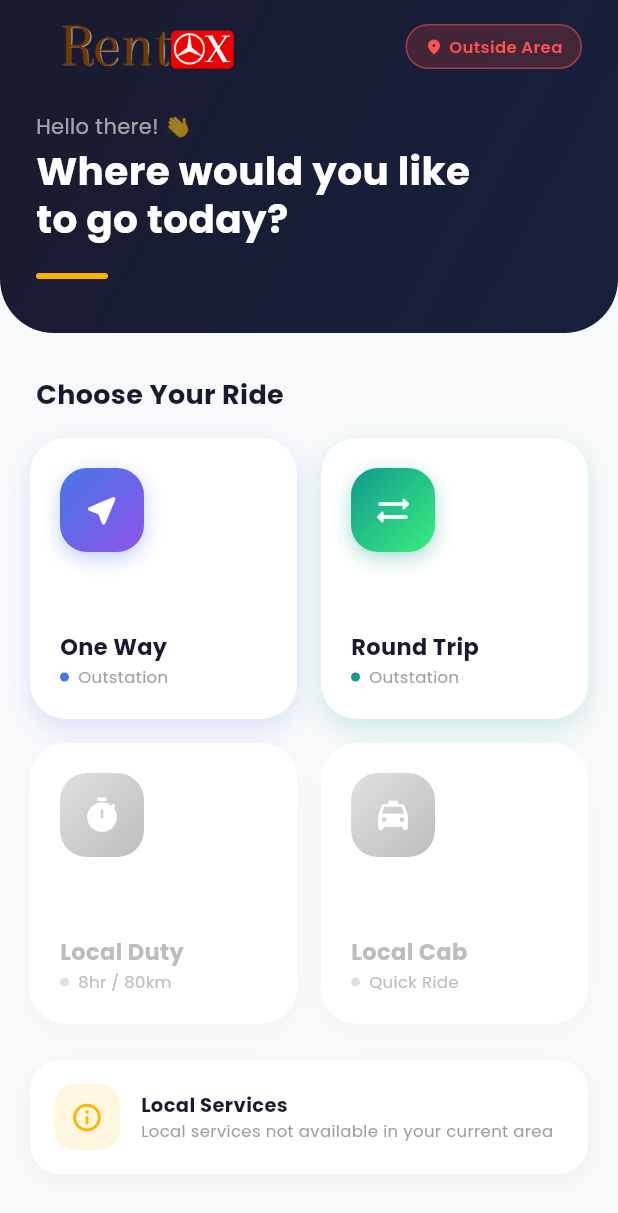
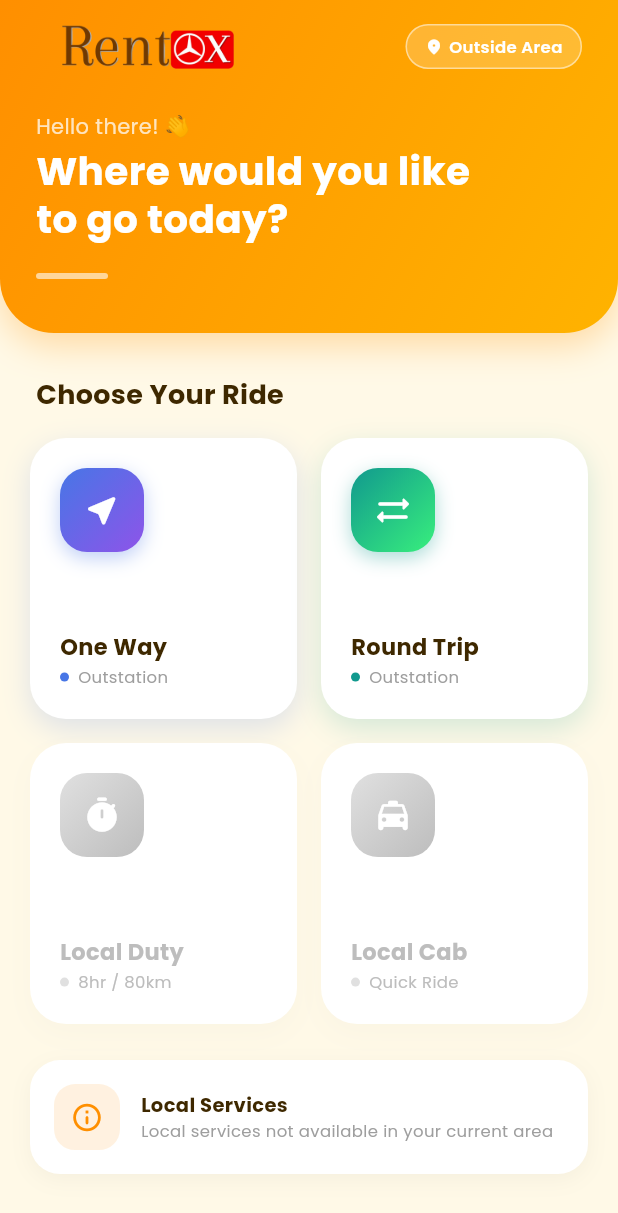
Before and after one commit to aiwheelsinfo-wq/flutteragni_car_rental_app, a Flutter app: the TripSelectionPage screen opened directly, on a phone screen of 412 x 824 dp. Shown: the top 1213 px of the screen. Run offline on Flutter 3.47's test engine with Material 3 defaults, Android fonts, the phone set to English and light mode, and no system bars; our stand-ins replace auto_size_text, cached_network_image, carousel_slider, confetti, firebase_core, firebase_messaging and 13 more; missing offline and left inert: flutter_polyline_points, google_place, razorpay_flutter; accounts and stored records are empty; network calls fail.

Commit message:
Update TripSelectionPage hero header to warm amber theme matching bottom nav bar

```diff
--- a/lib/TripSelectionPage.dart
+++ b/lib/TripSelectionPage.dart
@@ -262,10 +262,13 @@ class TripSelectionPage extends StatefulWidget {
 }
 
 class _TripSelectionPageState extends State<TripSelectionPage> {
-  final Color primaryAmber = const Color(0xFFFFB300);
-  final Color bgCream = const Color(0xFFF8F9FA);
-  final Color textDark = const Color(0xFF1A1A2E);
-  final Color cardBg = const Color(0xFFFFFFFF);
+  // Matching the bottom nav bar palette exactly
+  final Color primaryAmber = const Color(0xFFFF8F00);   // activeAccent from nav
+  final Color lightAmber  = const Color(0xFFFFB300);   // warm amber
+  final Color bgCream     = const Color(0xFFFFF9E7);   // navBackground from nav
+  final Color textDark    = const Color(0xFF3E2800);   // deep warm brown
+  final Color cardBg      = const Color(0xFFFFFFFF);
+  final Color mutedTaupe  = const Color(0xFFA89A7B);   // inactiveColor from nav
 
   int userPoints = 0;
   SpinnerContent? spinnerContent;
@@ -528,16 +531,23 @@ class _TripSelectionPageState extends State<TripSelectionPage> {
           SliverToBoxAdapter(
             child: Container(
               width: double.infinity,
-              decoration: const BoxDecoration(
+              decoration: BoxDecoration(
                 gradient: LinearGradient(
-                  colors: [Color(0xFF1A1A2E), Color(0xFF16213E)],
+                  colors: [const Color(0xFFFF8F00), const Color(0xFFFFB300)],
                   begin: Alignment.topLeft,
                   end: Alignment.bottomRight,
                 ),
-                borderRadius: BorderRadius.only(
+                borderRadius: const BorderRadius.only(
                   bottomLeft: Radius.circular(36),
                   bottomRight: Radius.circular(36),
                 ),
+                boxShadow: [
+                  BoxShadow(
+                    color: const Color(0xFFFF8F00).withOpacity(0.3),
+                    blurRadius: 20,
+                    offset: const Offset(0, 8),
+                  ),
+                ],
               ),
               child: SafeArea(
                 bottom: false,
@@ -560,7 +570,7 @@ class _TripSelectionPageState extends State<TripSelectionPage> {
                         'Hello there! 👋',
                         style: GoogleFonts.poppins(
                           fontSize: 14,
-                          color: Colors.white60,
+                          color: Colors.white.withOpacity(0.75),
                           fontWeight: FontWeight.w400,
                         ),
                       ),
@@ -575,12 +585,12 @@ class _TripSelectionPageState extends State<TripSelectionPage> {
                         ),
                       ),
                       const SizedBox(height: 20),
-                      // Amber accent line
+                      // White accent line
                       Container(
                         width: 48,
                         height: 4,
                         decoration: BoxDecoration(
-                          color: primaryAmber,
+                          color: Colors.white.withOpacity(0.6),
                           borderRadius: BorderRadius.circular(4),
                         ),
                       ),
@@ -754,7 +764,7 @@ class _TripSelectionPageState extends State<TripSelectionPage> {
       return Container(
         padding: const EdgeInsets.symmetric(horizontal: 12, vertical: 6),
         decoration: BoxDecoration(
-          color: Colors.white.withOpacity(0.12),
+          color: Colors.white.withOpacity(0.25),
           borderRadius: BorderRadius.circular(20),
         ),
         child: Row(
@@ -764,12 +774,12 @@ class _TripSelectionPageState extends State<TripSelectionPage> {
               width: 10,
               height: 10,
               child: CircularProgressIndicator(
-                  strokeWidth: 1.5, color: Colors.white70),
+                  strokeWidth: 1.5, color: Colors.white),
             ),
             const SizedBox(width: 6),
             Text('Locating...',
                 style: GoogleFonts.poppins(
-                    fontSize: 11, color: Colors.white70)),
+                    fontSize: 11, color: Colors.white)),
           ],
         ),
       );
@@ -777,14 +787,10 @@ class _TripSelectionPageState extends State<TripSelectionPage> {
     return Container(
       padding: const EdgeInsets.symmetric(horizontal: 12, vertical: 6),
       decoration: BoxDecoration(
-        color: _isInsideBoundary
-            ? Colors.green.withOpacity(0.2)
-            : Colors.red.withOpacity(0.2),
+        color: Colors.white.withOpacity(_isInsideBoundary ? 0.3 : 0.2),
         borderRadius: BorderRadius.circular(20),
         border: Border.all(
-          color: _isInsideBoundary
-              ? Colors.greenAccent.withOpacity(0.5)
-              : Colors.redAccent.withOpacity(0.5),
+          color: Colors.white.withOpacity(0.5),
           width: 1,
         ),
       ),
@@ -794,8 +800,7 @@ class _TripSelectionPageState extends State<TripSelectionPage> {
           Icon(
             Icons.location_on_rounded,
             size: 12,
-            color:
-                _isInsideBoundary ? Colors.greenAccent : Colors.redAccent,
+            color: Colors.white,
           ),
           const SizedBox(width: 4),
           Text(
@@ -803,9 +808,7 @@ class _TripSelectionPageState extends State<TripSelectionPage> {
             style: GoogleFonts.poppins(
               fontSize: 11,
               fontWeight: FontWeight.w600,
-              color: _isInsideBoundary
-                  ? Colors.greenAccent
-                  : Colors.redAccent,
+              color: Colors.white,
             ),
           ),
         ],
```
